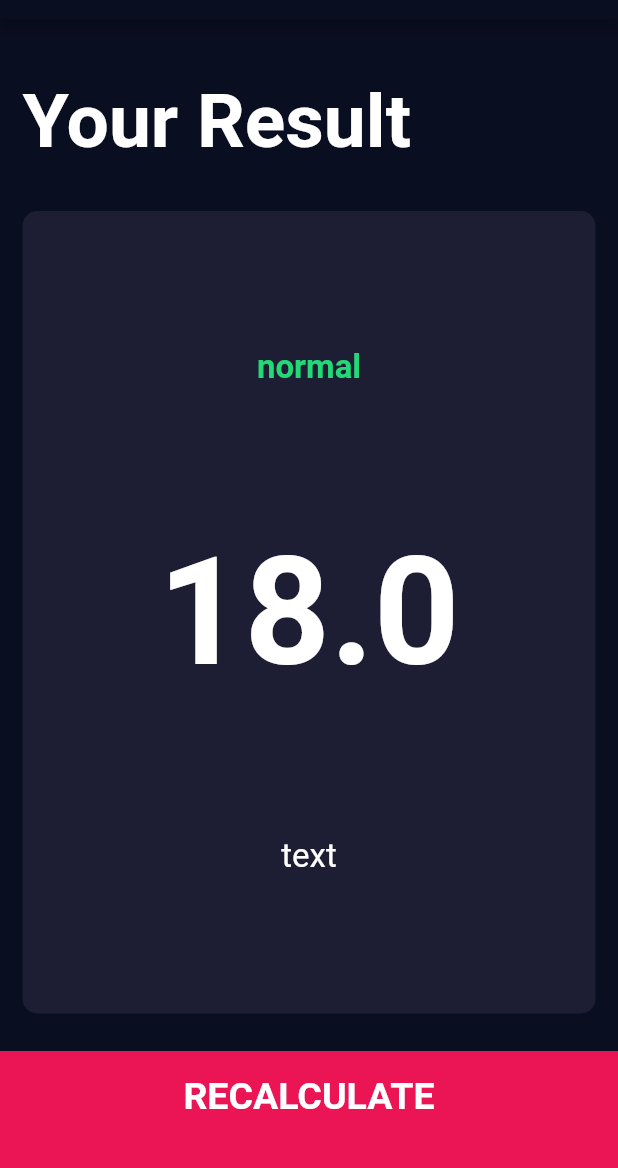
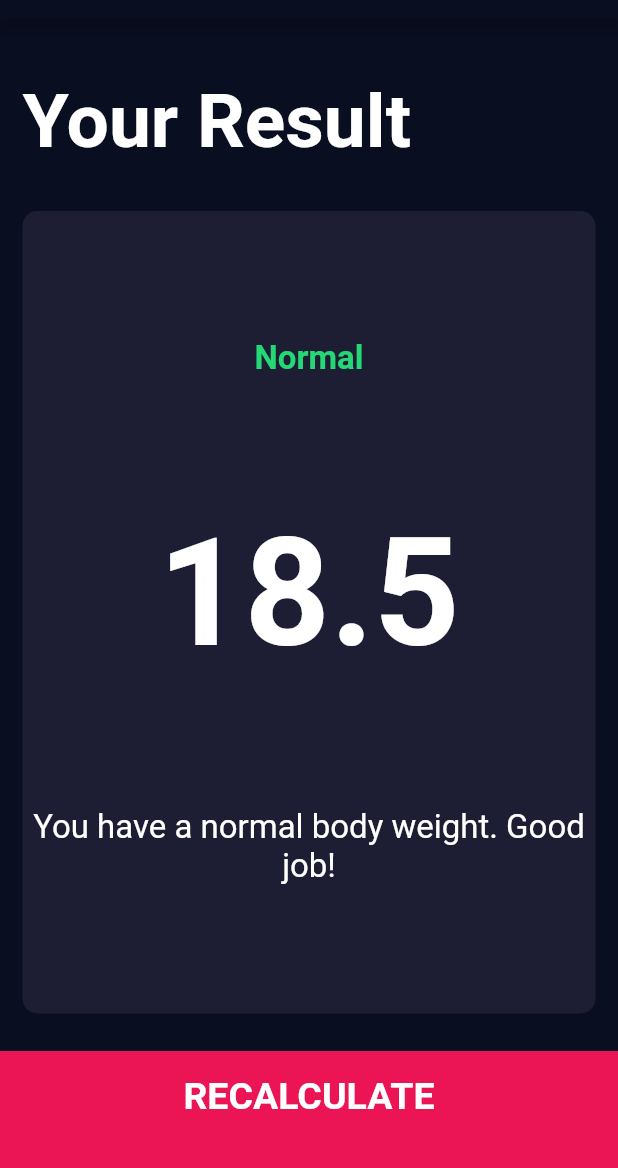
Before and after one commit to juriaCardozo/BMI-calculator, a Flutter app: the screen it shows after launch, after a tap on "CALCULATE", on a phone screen of 412 x 824 dp, the part 65-1233 px from its top. Run offline on Flutter 3.47's test engine with Material 2 defaults, Android fonts, the phone set to English and light mode, and no system bars; our stand-ins replace font_awesome_flutter.

Commit message:
Adding BMI calculator functionality

```diff
--- /dev/null
+++ b/lib/calculator_brain.dart
@@ -0,0 +1,37 @@
+import 'dart:math';
+
+class CalculatorBrain {
+  CalculatorBrain({required this.height, required this.weight});
+
+  final int height;
+  final int weight;
+
+  double _bmi = 0;
+
+  String calculateBMI() {
+    _bmi = weight / pow(height / 100, 2);
+    return _bmi.toStringAsFixed(1);
+  }
+
+  String getResults() {
+    if (_bmi >= 25) {
+      return 'Overweight';
+    } else if (_bmi <= 24.9 && _bmi > 18.5) {
+      return 'Normal';
+    } else {
+      return 'Underweight';
+    }
+  }
+
+  String getInterpretation() {
+    if (_bmi >= 25) {
+      return 'You have a higher than normal body weight. Try to exercise more.';
+    } else if (_bmi <= 24.9 && _bmi > 18.5) {
+      return 'You have a normal body weight. Good job!';
+    } else if (_bmi < 18.5) {
+      return 'You have a lower than normal body weight. You can eat a bit more.';
+    } else {
+      return 'no value';
+    }
+  }
+}
--- a/lib/screens/input_page.dart
+++ b/lib/screens/input_page.dart
@@ -6,6 +6,7 @@ import 'package:font_awesome_flutter/font_awesome_flutter.dart';
 import '../components/bottom_button.dart';
 import '../components/reusable_card.dart';
 import '../constants.dart';
+import 'package:bmi_calculator_app/calculator_brain.dart';
 
 enum Gender {
   male,
@@ -206,10 +207,17 @@ class _InputPageState extends State<InputPage> {
         BottomButton(
           buttonTitle: 'CALCULATE',
           onTap: () {
+            CalculatorBrain calc =
+                CalculatorBrain(height: height, weight: weight);
+
             Navigator.push(
               context,
               MaterialPageRoute(
-                builder: (context) => ResultsPage(),
+                builder: (context) => ResultsPage(
+                  bmiResult: calc.calculateBMI(),
+                  resultText: calc.getResults(),
+                  interpretation: calc.getInterpretation(),
+                ),
               ),
             );
           },
--- a/lib/screens/results_page.dart
+++ b/lib/screens/results_page.dart
@@ -1,11 +1,17 @@
 import 'package:bmi_calculator_app/components/bottom_button.dart';
 import 'package:bmi_calculator_app/components/reusable_card.dart';
 import 'package:flutter/material.dart';
-
 import '../constants.dart';
 
 class ResultsPage extends StatelessWidget {
-  const ResultsPage({Key? key}) : super(key: key);
+  ResultsPage(
+      {required this.bmiResult,
+      required this.interpretation,
+      required this.resultText});
+
+  final String bmiResult;
+  final String resultText;
+  final String interpretation;
 
   @override
   Widget build(BuildContext context) {
@@ -35,13 +41,13 @@ class ResultsPage extends StatelessWidget {
                 mainAxisAlignment: MainAxisAlignment.spaceEvenly,
                 crossAxisAlignment: CrossAxisAlignment.center,
                 children: [
-                  Text('normal', style: kResultsTextStyle),
+                  Text(resultText, style: kResultsTextStyle),
                   Text(
-                    '18.0',
+                    bmiResult,
                     style: kBMITextStyle,
                   ),
                   Text(
-                    'text',
+                    interpretation,
                     style: kBodyTextStyle,
                     textAlign: TextAlign.center,
                   ),
```
